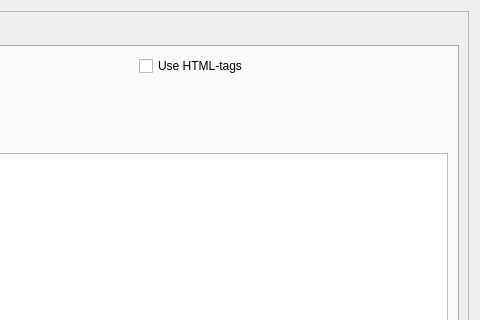
KirillDubinkin/Errorise, file preferenceswindow.ui: the form before one commit; both pictures show x 344 to 824 and y 0 to 320 of the 824 by 622 pixel window.
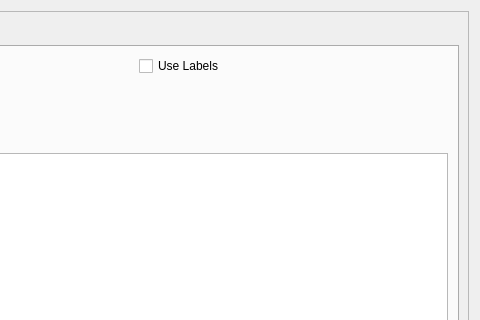
The form after the commit.

What changed in the file:
```diff
--- a/preferenceswindow.ui
+++ b/preferenceswindow.ui
@@ -386,7 +386,7 @@
                    <item>
                     <widget class="QCheckBox" name="useHTML">
                      <property name="text">
-                      <string>Use HTML-tags</string>
+                      <string>Use Labels</string>
                      </property>
                     </widget>
                    </item>
```
